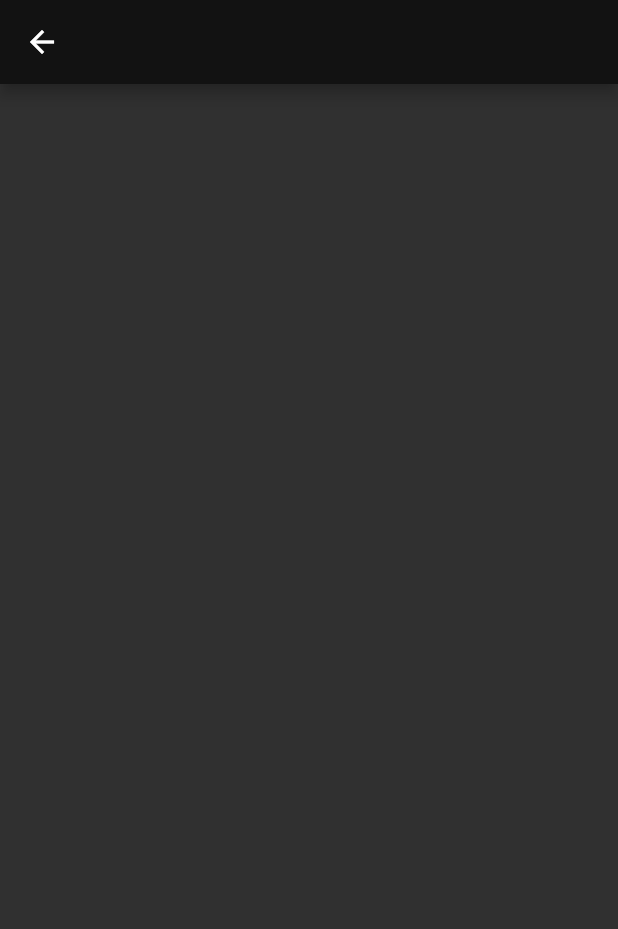
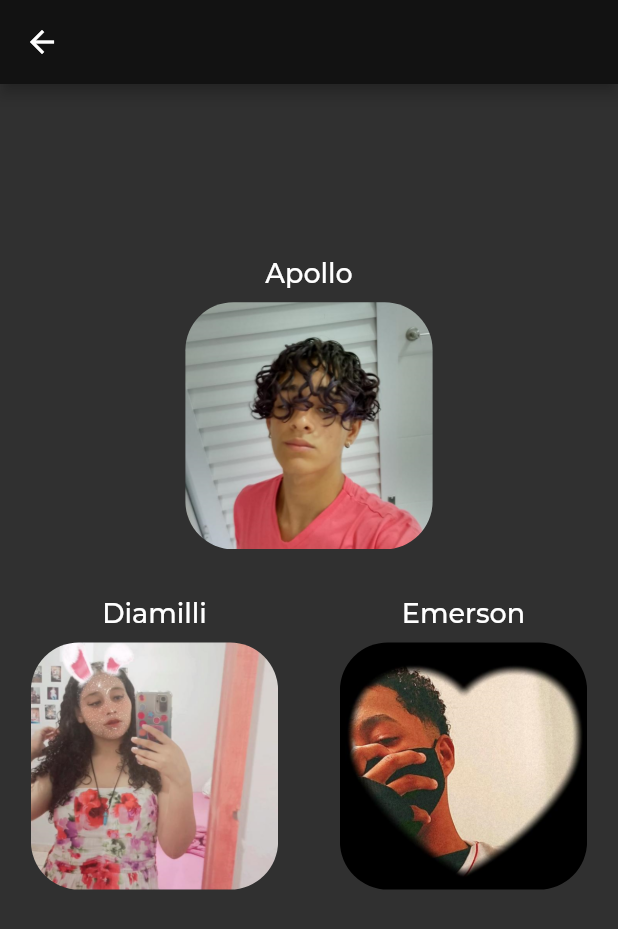
Before and after one commit to MrZethaz/projetowebdesign_1aii_ifbaiano, a Flutter app: the AboutUs screen opened by its route, on a phone screen of 412 x 824 dp. Shown: the top 929 px of the screen. Run offline on Flutter 3.47's test engine with Material 2 defaults, Android fonts, the phone set to English and light mode, and no system bars; our stand-ins replace flutter_svg, share_plus, shared_preferences; accounts and stored records are empty.

Commit message:
Some improvements and added about us area

```diff
--- a/lib/screens/AboutUs.dart
+++ b/lib/screens/AboutUs.dart
@@ -1,4 +1,6 @@
 import 'package:flutter/material.dart';
+import 'package:url_launcher/url_launcher.dart';
+import 'package:url_launcher/url_launcher_string.dart';
 
 class AboutUs extends StatefulWidget {
   const AboutUs({super.key});
@@ -8,11 +10,154 @@ class AboutUs extends StatefulWidget {
 }
 
 class _AboutUsState extends State<AboutUs> {
+  bool apolloClicked = false;
+  bool diamilliClicked = false;
+  bool emersonClicked = false;
+
+  List<String> apiLink = [
+    "https://api.whatsapp.com/send?phone=+5538998570760&text=Olá!",
+    "https://api.whatsapp.com/send?phone=+5577999943890&text=Olá!",
+    "https://api.whatsapp.com/send?phone=+5577999584728&text=Olá!",
+  ];
+
+  List<String> images = [
+    "assets/images/a.png",
+    "assets/images/d.png",
+    "assets/images/e.png"
+  ];
+  List<String> labels = ["Apollo", "Diamilli", "Emerson"];
+  List<String> descriptions = [
+    "Responsável pela programação e implementação do projeto!",
+    "Responsável pela estruturação do aplicativo",
+    "Responsável pela estilização e sugestões de design do projeto"
+  ];
+  bool _showDownTopDescription = false;
+
+  int currentClicked = 0;
+
   @override
   Widget build(BuildContext context) {
     return Scaffold(
       appBar: AppBar(),
-      body: Center(child: Container()),
+      body: Stack(children: [
+        Column(children: [
+          Expanded(flex: 1, child: Container()),
+          _getProfilePictureAndDescription(index: 0),
+          SizedBox(
+            height: 32,
+          ),
+          Row(
+            mainAxisAlignment: MainAxisAlignment.spaceAround,
+            children: [
+              _getProfilePictureAndDescription(index: 1),
+              _getProfilePictureAndDescription(index: 2)
+            ],
+          ),
+          Expanded(flex: 2, child: Container()),
+        ]),
+        AnimatedPositioned(
+            child: GestureDetector(
+              onVerticalDragDown: (details) {
+                setState(() {
+                  _showDownTopDescription = false;
+                });
+              },
+              child: _getDownTopDescription(),
+            ),
+            curve: Curves.easeOutQuint,
+            bottom: _showDownTopDescription
+                ? currentClicked < 3
+                    ? 0
+                    : -250
+                : -250,
+            left: 0,
+            right: 0,
+            duration: Duration(milliseconds: 1000)),
+      ]),
+    );
+  }
+
+  _getProfilePictureAndDescription({required int index}) {
+    return Center(
+      child: Column(
+        children: [
+          Text(
+            labels[index],
+            style: TextStyle(
+                fontSize: 18,
+                fontFamily: "Montserrat",
+                fontWeight: FontWeight.w500),
+          ),
+          SizedBox(
+            height: 8,
+          ),
+          GestureDetector(
+            onTap: () {
+              setState(() {
+                currentClicked = index;
+                _showDownTopDescription = true;
+              });
+            },
+            child: AnimatedContainer(
+              duration: Duration(milliseconds: 1000),
+              child: ClipRRect(
+                child: Image.asset(images[index]),
+                borderRadius: BorderRadius.circular(32),
+              ),
+              height: MediaQuery.of(context).size.height / 5,
+              width: MediaQuery.of(context).size.height / 5,
+            ),
+          )
+        ],
+      ),
+    );
+  }
+
+  _getDownTopDescription() {
+    return Container(
+      height: 250,
+      padding: EdgeInsets.symmetric(vertical: 32, horizontal: 16),
+      child: Column(children: [
+        ListTile(
+            leading: ClipRRect(
+              child: Image.asset(images[currentClicked]),
+              borderRadius: BorderRadius.circular(32),
+            ),
+            title: Text(
+              labels[currentClicked],
+              style: TextStyle(fontSize: 36),
+            ),
+            subtitle: Text(
+              descriptions[currentClicked],
+              style: TextStyle(fontSize: 18),
+            )),
+        SizedBox(
+          height: 32,
+        ),
+        GestureDetector(
+          child: Container(
+            height: 50,
+            child: Center(
+                child: Text(
+              "Contatar",
+              style: TextStyle(
+                  fontSize: 18,
+                  fontFamily: "Montserrat",
+                  fontWeight: FontWeight.w700),
+            )),
+            width: double.infinity,
+            decoration: BoxDecoration(
+                color: Colors.blue, borderRadius: BorderRadius.circular(32)),
+          ),
+          onTap: () {
+            launchUrlString(apiLink[currentClicked]);
+          },
+        )
+      ]),
+      decoration: BoxDecoration(
+          color: Theme.of(context).backgroundColor,
+          borderRadius: BorderRadius.only(
+              topLeft: Radius.circular(32), topRight: Radius.circular(32))),
     );
   }
 }
--- a/lib/screens/Account.dart
+++ b/lib/screens/Account.dart
@@ -1,5 +1,4 @@
 import 'package:flutter/material.dart';
-import 'package:flutter_share_plus/flutter_share_plus.dart';
 import 'package:share_plus/share_plus.dart';
 import 'package:shared_preferences/shared_preferences.dart';
 
--- a/pubspec.yaml
+++ b/pubspec.yaml
@@ -39,8 +39,7 @@ dependencies:
   shared_preferences:
   flutter_svg: ^1.1.6
   share_plus: ^6.2.0
-  flutter_share_plus:
-  path_provider:
+  url_launcher:
 dev_dependencies:
   flutter_test:
     sdk: flutter
```
Also changed, not shown: assets/images/a.png (added), assets/images/d.png (added), assets/images/e.png (added), pubspec.lock, 1 other file.
